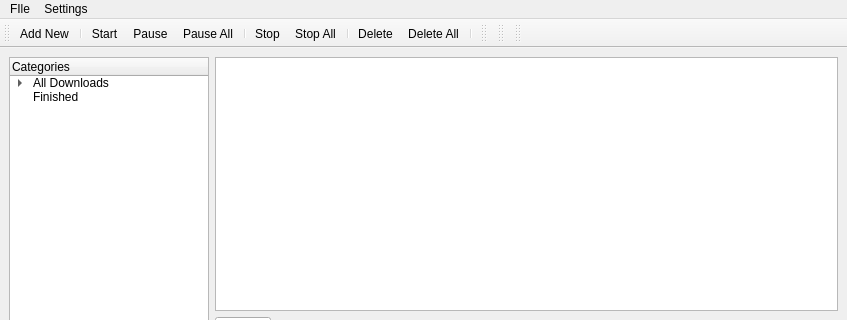
First picture: the form in nt_gui.ui, repository Vladvance/nanotorrent, before the edit; both pictures show x 0 to 847 and y 0 to 320 of the 847 by 580 pixel window.
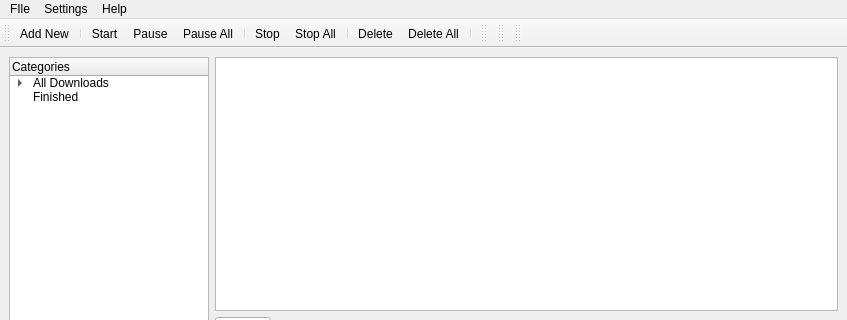
Second picture: the form after the edit. Icons and pictures are not drawn.

```diff
--- a/nt_gui.ui
+++ b/nt_gui.ui
@@ -190,8 +190,15 @@
      <string>Settings</string>
     </property>
    </widget>
+   <widget class="QMenu" name="menuHelp">
+    <property name="title">
+     <string>Help</string>
+    </property>
+    <addaction name="actionShow_cilent_info"/>
+   </widget>
    <addaction name="menuFIle"/>
    <addaction name="menuSettings"/>
+   <addaction name="menuHelp"/>
   </widget>
   <widget class="QToolBar" name="toolBar">
    <property name="windowTitle">
```
Left out of the diff: 22 changed lines with no effect on the pictures.
